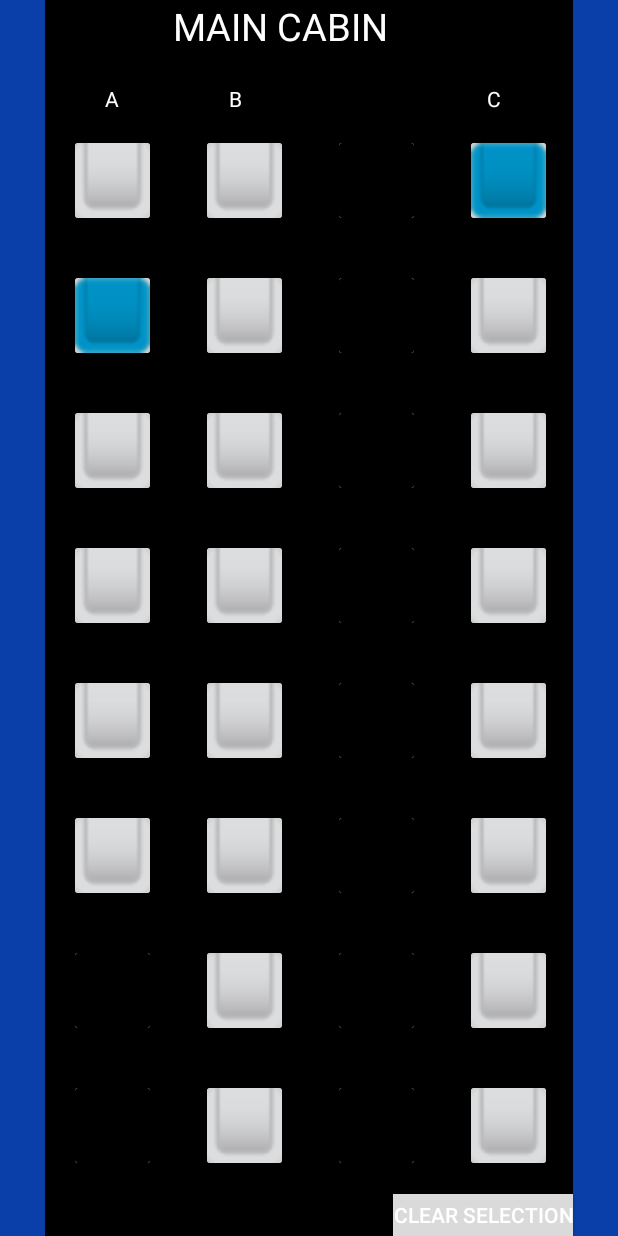
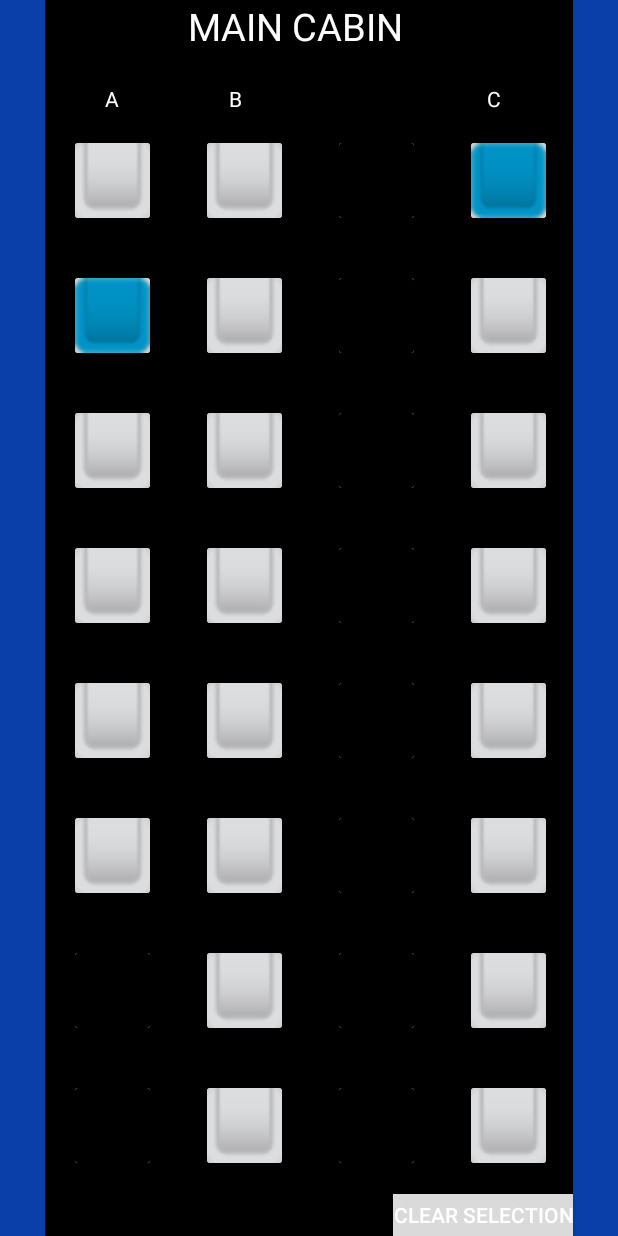
Before and after one commit to ysc1995/DeltaApp, an Android app: the screen it shows after launch (EcoSeatReserveActivity), on a phone screen of 412 x 824 dp. Run offline under Robolectric (Android 15) with nearby library versions, the phone set to English and light mode, and no system bars.

Commit message:
seat booking view

```diff
--- a/app/src/main/res/layout/frag_seatsmap.xml
+++ b/app/src/main/res/layout/frag_seatsmap.xml
@@ -25,7 +25,7 @@
             android:layout_width="match_parent"
             android:layout_height="wrap_content"
             android:layout_marginBottom="21dp"
-            android:layout_marginLeft="85dp"
+            android:layout_marginLeft="95dp"
             android:layout_marginTop="0dp"
             android:text="@string/es_title"
             android:textColor="#fff"
```
